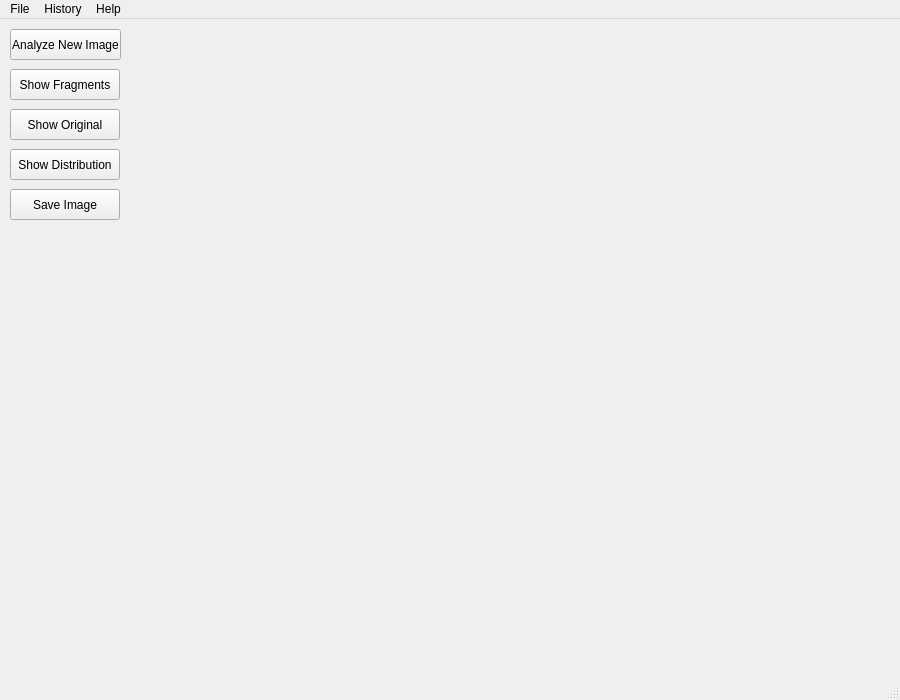
The window that mainwindow.ui (peterooch/DigiFerro) describes before a commit, drawn with Qt 5.
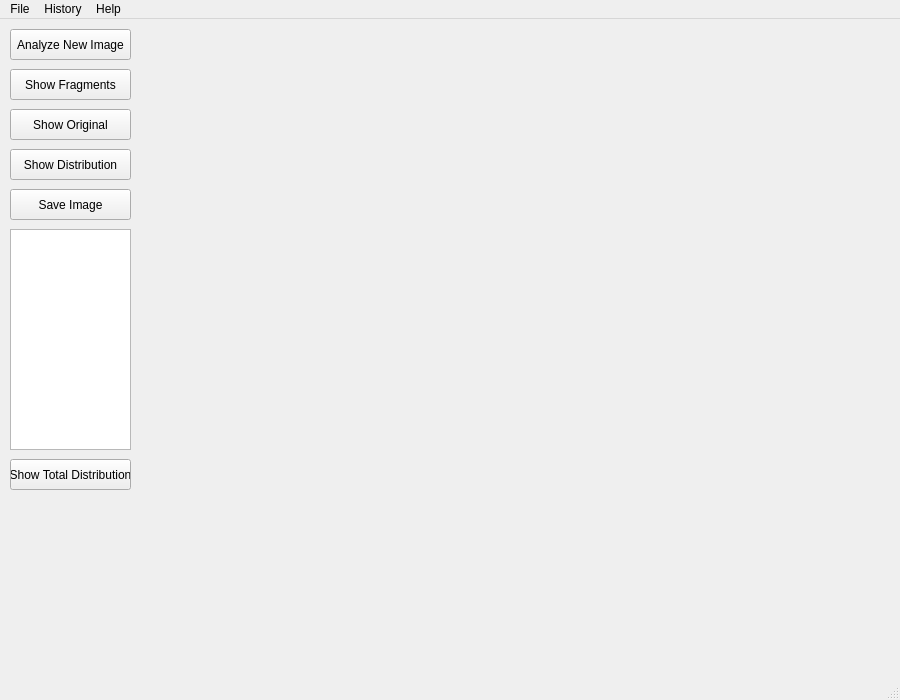
The same window after the commit.

Patch:
```diff
--- a/mainwindow.ui
+++ b/mainwindow.ui
@@ -17,7 +17,7 @@
    <widget class="QLabel" name="label">
     <property name="geometry">
      <rect>
-      <x>140</x>
+      <x>150</x>
       <y>10</y>
       <width>20</width>
       <height>20</height>
@@ -32,7 +32,7 @@
      <rect>
       <x>10</x>
       <y>10</y>
-      <width>111</width>
+      <width>121</width>
       <height>31</height>
      </rect>
     </property>
@@ -45,7 +45,7 @@
      <rect>
       <x>10</x>
       <y>50</y>
-      <width>110</width>
+      <width>121</width>
       <height>31</height>
      </rect>
     </property>
@@ -58,7 +58,7 @@
      <rect>
       <x>10</x>
       <y>90</y>
-      <width>110</width>
+      <width>121</width>
       <height>31</height>
      </rect>
     </property>
@@ -71,7 +71,7 @@
      <rect>
       <x>10</x>
       <y>130</y>
-      <width>110</width>
+      <width>121</width>
       <height>31</height>
      </rect>
     </property>
@@ -84,7 +84,7 @@
      <rect>
       <x>10</x>
       <y>170</y>
-      <width>110</width>
+      <width>121</width>
       <height>31</height>
      </rect>
     </property>
@@ -92,6 +92,29 @@
      <string>Save Image</string>
     </property>
    </widget>
+   <widget class="QListWidget" name="imageList">
+    <property name="geometry">
+     <rect>
+      <x>10</x>
+      <y>210</y>
+      <width>121</width>
+      <height>221</height>
+     </rect>
+    </property>
+   </widget>
+   <widget class="QPushButton" name="overallGraphButton">
+    <property name="geometry">
+     <rect>
+      <x>10</x>
+      <y>440</y>
+      <width>121</width>
+      <height>31</height>
+     </rect>
+    </property>
+    <property name="text">
+     <string>Show Total Distribution</string>
+    </property>
+   </widget>
   </widget>
   <widget class="QMenuBar" name="menubar">
    <property name="geometry">
```
